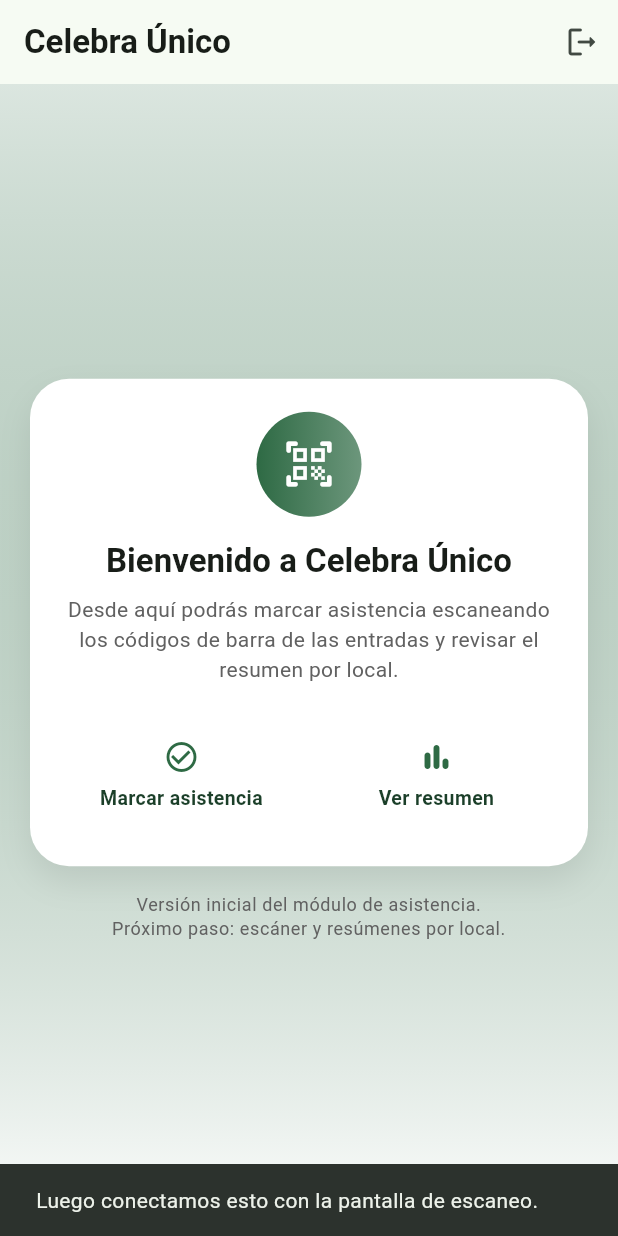
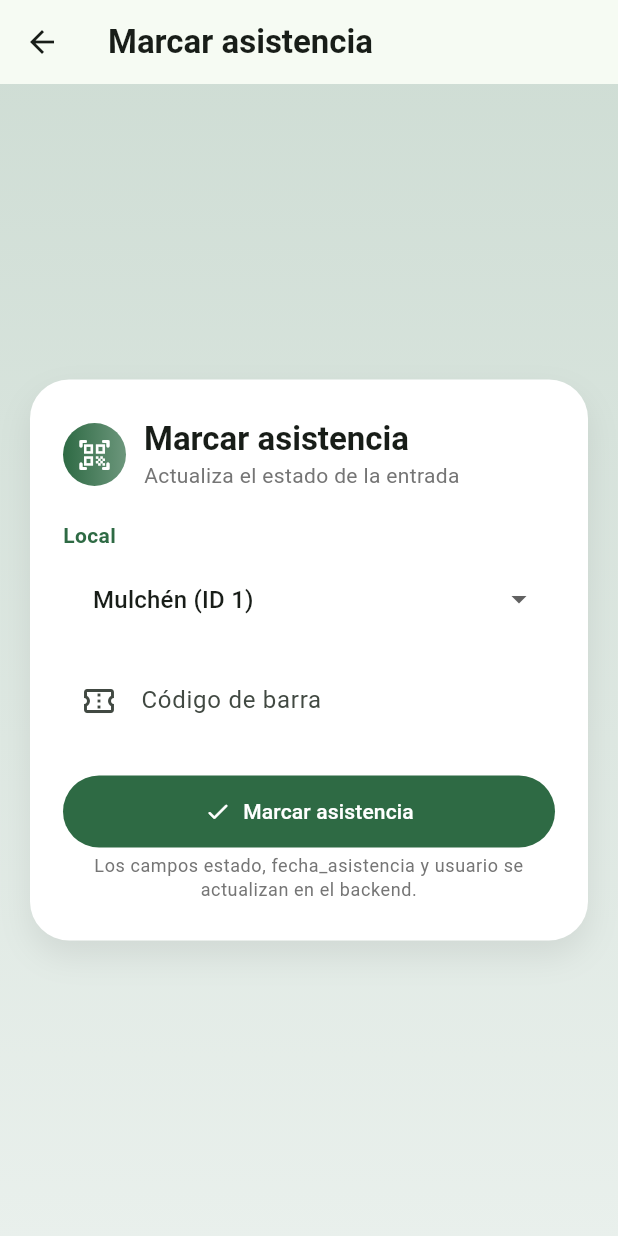
Before and after one commit to AlejandroBetancourt-m/Front-celebraConUnico, a Flutter app: the HomePage screen opened directly, after a tap on "Marcar asistencia", on a phone screen of 412 x 824 dp. Run offline on Flutter 3.47's test engine with Material 3 defaults, Android fonts, the phone set to English and light mode, and no system bars; our stand-ins replace shared_preferences; accounts and stored records are empty.

Commit message:
feat-marcar asistencia

```diff
--- a/lib/screens/home_page.dart
+++ b/lib/screens/home_page.dart
@@ -1,5 +1,6 @@
 import 'package:flutter/material.dart';
 import '../services/auth_storage.dart';
+import 'mark_attendance.dart';
 import 'login_page.dart';
 
 class HomePage extends StatelessWidget {
@@ -102,7 +103,7 @@ class HomePage extends StatelessWidget {
                         ),
                         const SizedBox(height: 22),
 
-                        // Botones de acciones futuras
+                        // Botones de acciones
                         Row(
                           children: [
                             Expanded(
@@ -110,12 +111,10 @@ class HomePage extends StatelessWidget {
                                 icon: Icons.check_circle_outline,
                                 label: 'Marcar asistencia',
                                 onTap: () {
-                                  // aquí después llamaremos a la pantalla de escaneo
-                                  ScaffoldMessenger.of(context).showSnackBar(
-                                    const SnackBar(
-                                      content: Text(
-                                        'Luego conectamos esto con la pantalla de escaneo.',
-                                      ),
+                                  Navigator.of(context).push(
+                                    MaterialPageRoute(
+                                      builder: (_) =>
+                                          const MarkAttendancePage(),
                                     ),
                                   );
                                 },
--- /dev/null
+++ b/lib/screens/mark_attendance.dart
@@ -0,0 +1,332 @@
+// lib/screens/mark_attendance_page.dart
+import 'package:flutter/material.dart';
+import '../services/attendance_api.dart';
+
+class MarkAttendancePage extends StatefulWidget {
+  const MarkAttendancePage({super.key});
+
+  @override
+  State<MarkAttendancePage> createState() => _MarkAttendancePageState();
+}
+
+class _MarkAttendancePageState extends State<MarkAttendancePage>
+    with SingleTickerProviderStateMixin {
+  final _codigoController = TextEditingController();
+  final _attendanceApi = AttendanceApi();
+
+  // Tus locales (puedes ajustar nombres / ids según tu BD)
+  final List<Map<String, dynamic>> _locales = const [
+    {'id': 1, 'nombre': 'Mulchén'},
+    {'id': 2, 'nombre': 'Los Ángeles'},
+    {'id': 3, 'nombre': 'Santa Bárbara'},
+    {'id': 10, 'nombre': 'Laja'},
+    {'id': 12, 'nombre': 'Angol'},
+  ];
+
+  int? _localSeleccionado;
+  bool _loading = false;
+  String? _message;
+  bool _messageIsError = false;
+
+  late AnimationController _animController;
+  late Animation<double> _fadeAnim;
+  late Animation<Offset> _slideAnim;
+
+  @override
+  void initState() {
+    super.initState();
+    // Por defecto seleccionamos el primer local
+    _localSeleccionado = _locales.first['id'] as int;
+
+    _animController = AnimationController(
+      vsync: this,
+      duration: const Duration(milliseconds: 600),
+    );
+    _fadeAnim = CurvedAnimation(
+      parent: _animController,
+      curve: Curves.easeOut,
+    );
+    _slideAnim = Tween<Offset>(
+      begin: const Offset(0, 0.1),
+      end: Offset.zero,
+    ).animate(
+      CurvedAnimation(
+        parent: _animController,
+        curve: Curves.easeOutCubic,
+      ),
+    );
+
+    _animController.forward();
+  }
+
+  @override
+  void dispose() {
+    _animController.dispose();
+    _codigoController.dispose();
+    super.dispose();
+  }
+
+  Future<void> _marcarAsistencia() async {
+    if (_localSeleccionado == null || _codigoController.text.trim().isEmpty) {
+      setState(() {
+        _messageIsError = true;
+        _message = 'Selecciona un local e ingresa el código de barra.';
+      });
+      return;
+    }
+
+    setState(() {
+      _loading = true;
+      _message = null;
+    });
+
+    final result = await _attendanceApi.marcarAsistencia(
+      localId: _localSeleccionado!,
+      codigoBarra: _codigoController.text.trim(),
+    );
+
+    if (!mounted) return;
+
+    setState(() {
+      _loading = false;
+      _messageIsError = !(result['ok'] == true);
+      _message = result['message'] as String?;
+    });
+
+    if (result['ok'] == true) {
+      // limpiar campo código para siguiente escaneo
+      _codigoController.clear();
+    }
+  }
+
+  @override
+  Widget build(BuildContext context) {
+    final cs = Theme.of(context).colorScheme;
+    final textTheme = Theme.of(context).textTheme;
+
+    return Scaffold(
+      appBar: AppBar(
+        title: const Text('Marcar asistencia'),
+      ),
+      body: Container(
+        decoration: BoxDecoration(
+          gradient: LinearGradient(
+            colors: [
+              cs.primary.withOpacity(0.18),
+              cs.primary.withOpacity(0.05),
+            ],
+            begin: Alignment.topCenter,
+            end: Alignment.bottomCenter,
+          ),
+        ),
+        child: Center(
+          child: FadeTransition(
+            opacity: _fadeAnim,
+            child: SlideTransition(
+              position: _slideAnim,
+              child: SingleChildScrollView(
+                padding: const EdgeInsets.all(20),
+                child: ConstrainedBox(
+                  constraints: const BoxConstraints(maxWidth: 420),
+                  child: Container(
+                    decoration: BoxDecoration(
+                      color: Colors.white,
+                      borderRadius: BorderRadius.circular(26),
+                      boxShadow: [
+                        BoxShadow(
+                          color: Colors.black.withOpacity(0.08),
+                          blurRadius: 18,
+                          offset: const Offset(0, 10),
+                        ),
+                      ],
+                    ),
+                    padding: const EdgeInsets.symmetric(
+                        horizontal: 22, vertical: 26),
+                    child: Column(
+                      mainAxisSize: MainAxisSize.min,
+                      children: [
+                        Row(
+                          children: [
+                            Container(
+                              width: 42,
+                              height: 42,
+                              decoration: BoxDecoration(
+                                shape: BoxShape.circle,
+                                gradient: LinearGradient(
+                                  colors: [
+                                    cs.primary,
+                                    cs.primary.withOpacity(0.7),
+                                  ],
+                                ),
+                              ),
+                              child: const Icon(
+                                Icons.qr_code_scanner_rounded,
+                                color: Colors.white,
+                              ),
+                            ),
+                            const SizedBox(width: 12),
+                            Column(
+                              crossAxisAlignment: CrossAxisAlignment.start,
+                              children: [
+                                Text(
+                                  'Marcar asistencia',
+                                  style: textTheme.titleLarge,
+                                ),
+                                Text(
+                                  'Actualiza el estado de la entrada',
+                                  style: textTheme.bodyMedium?.copyWith(
+                                    color: Colors.grey[600],
+                                  ),
+                                ),
+                              ],
+                            )
+                          ],
+                        ),
+                        const SizedBox(height: 20),
+
+                        // Selección de local (solo para enviar el local_id que ya existe en BD)
+                        Align(
+                          alignment: Alignment.centerLeft,
+                          child: Text(
+                            'Local',
+                            style: textTheme.bodyMedium?.copyWith(
+                              fontWeight: FontWeight.w600,
+                              color: cs.primary,
+                            ),
+                          ),
+                        ),
+                        const SizedBox(height: 6),
+                        DropdownButtonFormField<int>(
+                          value: _localSeleccionado,
+                          decoration: const InputDecoration(
+                            hintText: 'Selecciona un local',
+                          ),
+                          items: _locales
+                              .map(
+                                (loc) => DropdownMenuItem<int>(
+                                  value: loc['id'] as int,
+                                  child: Text(
+                                    '${loc['nombre']} (ID ${loc['id']})',
+                                  ),
+                                ),
+                              )
+                              .toList(),
+                          onChanged: (value) {
+                            setState(() {
+                              _localSeleccionado = value;
+                            });
+                          },
+                        ),
+
+                        const SizedBox(height: 16),
+
+                        // Código de barra (luego lo llenaremos con escáner)
+                        TextField(
+                          controller: _codigoController,
+                          decoration: const InputDecoration(
+                            labelText: 'Código de barra',
+                            prefixIcon: Icon(Icons.confirmation_number_outlined),
+                            hintText: 'Ej: 7803600002459',
+                          ),
+                          keyboardType: TextInputType.number,
+                        ),
+
+                        const SizedBox(height: 8),
+
+                        // Mensaje de resultado
+                        AnimatedSwitcher(
+                          duration: const Duration(milliseconds: 250),
+                          child: _message == null
+                              ? const SizedBox.shrink()
+                              : Container(
+                                  key: ValueKey(_message),
+                                  margin: const EdgeInsets.only(top: 8),
+                                  padding: const EdgeInsets.symmetric(
+                                      horizontal: 10, vertical: 8),
+                                  decoration: BoxDecoration(
+                                    color: _messageIsError
+                                        ? Colors.red.withOpacity(0.08)
+                                        : Colors.green.withOpacity(0.08),
+                                    borderRadius: BorderRadius.circular(16),
+                                    border: Border.all(
+                                      color: _messageIsError
+                                          ? Colors.red.shade200
+                                          : Colors.green.shade300,
+                                    ),
+                                  ),
+                                  child: Row(
+                                    children: [
+                                      Icon(
+                                        _messageIsError
+                                            ? Icons.error_outline
+                                            : Icons.check_circle_outline,
+                                        color: _messageIsError
+                                            ? Colors.red.shade400
+                                            : Colors.green.shade600,
+                                        size: 20,
+                                      ),
+                                      const SizedBox(width: 8),
+                                      Expanded(
+                                        child: Text(
+                                          _message!,
+                                          style: TextStyle(
+                                            color: _messageIsError
+                                                ? Colors.red.shade400
+                                                : Colors.green.shade700,
+                                            fontSize: 13,
+                                          ),
+                                        ),
+                                      ),
+                                    ],
+                                  ),
+                                ),
+                        ),
+
+                        const SizedBox(height: 16),
+
+                        // Botón
+                        SizedBox(
+                          width: double.infinity,
+                          child: ElevatedButton.icon(
+                            onPressed: _loading ? null : _marcarAsistencia,
+                            icon: _loading
+                                ? const SizedBox(
+                                    height: 18,
+                                    width: 18,
+                                    child: CircularProgressIndicator(
+                                      strokeWidth: 2,
+                                    ),
+                                  )
+                                : const Icon(Icons.check_rounded),
+                            label: Text(
+                              _loading
+                                  ? 'Registrando asistencia...'
+                                  : 'Marcar asistencia',
+                            ),
+                            style: ElevatedButton.styleFrom(
+                              backgroundColor: cs.primary,
+                              foregroundColor: Colors.white,
+                            ),
+                          ),
+                        ),
+
+                        const SizedBox(height: 4),
+                        Text(
+                          'Los campos estado, fecha_asistencia y usuario se actualizan en el backend.',
+                          textAlign: TextAlign.center,
+                          style: textTheme.bodySmall?.copyWith(
+                            color: Colors.grey[600],
+                          ),
+                        ),
+                      ],
+                    ),
+                  ),
+                ),
+              ),
+            ),
+          ),
+        ),
+      ),
+    );
+  }
+}
--- /dev/null
+++ b/lib/services/attendance_api.dart
@@ -0,0 +1,81 @@
+// lib/services/attendance_api.dart
+import 'dart:convert';
+import 'package:http/http.dart' as http;
+
+import 'auth_api.dart';
+import 'auth_storage.dart';
+
+class AttendanceApi {
+  final AuthStorage _storage = AuthStorage();
+
+  Future<Map<String, dynamic>> marcarAsistencia({
+    required int localId,
+    required String codigoBarra,
+  }) async {
+    // 1) Obtener token guardado (login previo)
+    final token = await _storage.getToken();
+    if (token == null) {
+      return {
+        'ok': false,
+        'message': 'Token no disponible. Inicia sesión nuevamente.',
+      };
+    }
+
+    // 2) Endpoint del backend
+    final url = Uri.parse('${AuthApi.baseUrl}/asistencia');
+
+    final response = await http.post(
+      url,
+      headers: {
+        'Content-Type': 'application/json',
+        'Accept': 'application/json',
+        'Authorization': 'Bearer $token',
+      },
+      body: jsonEncode({
+        'local_id': localId,
+        'codigo_barra': codigoBarra,
+      }),
+    );
+
+    Map<String, dynamic> data = {};
+    try {
+      data = jsonDecode(response.body);
+    } catch (_) {
+      // por si viene vacío o no es JSON
+    }
+
+    if (response.statusCode == 200) {
+      // Asistencia registrada
+      return {
+        'ok': true,
+        'message': data['message'] ?? 'Asistencia registrada correctamente',
+        'registro': data['registro'],
+      };
+    }
+
+    if (response.statusCode == 404) {
+      // Entrada no encontrada para ese local + código
+      return {
+        'ok': false,
+        'message': data['message'] ??
+            'Entrada no encontrada para este local y código de barra.',
+      };
+    }
+
+    if (response.statusCode == 409) {
+      // Ya estaba en estado 'Asiste'
+      return {
+        'ok': false,
+        'message': data['message'] ?? 'Este código ya fue utilizado.',
+        'registro': data['registro'],
+      };
+    }
+
+    // Otros errores (401, 500, etc.)
+    return {
+      'ok': false,
+      'message':
+          data['message'] ?? 'Error al marcar asistencia (${response.statusCode}).',
+    };
+  }
+}
```
